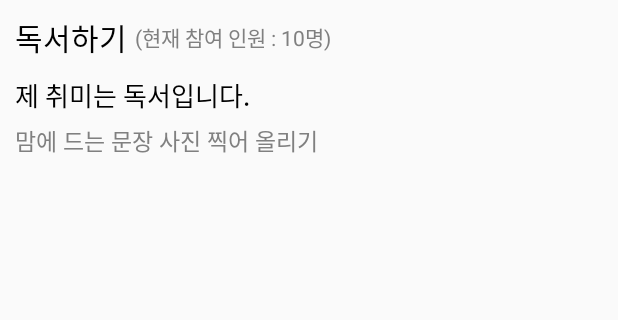
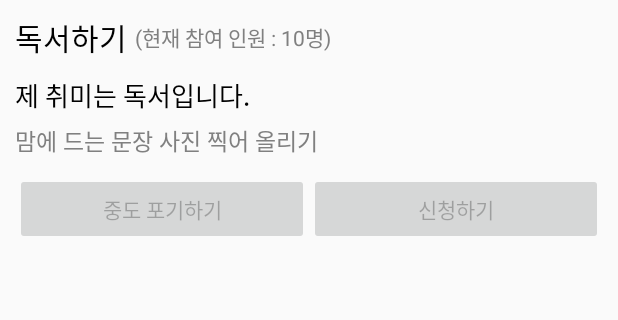
Before and after one commit to ckck0425/Daily10Min_200824__, an Android app: the layout activity_view_project_detail.xml on its own in the app's theme, with its tools: preview values and no code run, on a phone screen of 412 x 824 dp, the part 300-620 px from its top. Run offline under Robolectric (Android 15) with nearby library versions, the phone set to English and light mode, and no system bars.

Commit message:
프로젝트 최근 시도 상태 파싱

```diff
--- a/app/src/main/java/kr/co/tjoeun/daily10min_200824/datas/Project.kt
+++ b/app/src/main/java/kr/co/tjoeun/daily10min_200824/datas/Project.kt
@@ -11,6 +11,7 @@ class Project : Serializable {
     var description = ""
     var proofMethod = ""
     var onGoingMemberCount = 0
+    var myLastStatus : String? = null
 
     companion object {
 
@@ -26,6 +27,14 @@ class Project : Serializable {
             project.proofMethod = json.getString("proof_method")
             project.onGoingMemberCount = json.getInt("ongoing_users_count")
 
+//            서버에서 주는 데이터가 null 일 수 있거나
+//            아예 상황에 따라 첨부되지 않을 수도 있는 항목은
+//            isNull로 체크해서, null 이 아닐때만 파싱하는게 앱의 안정성을 높힌다.
+
+            if (!json.isNull("my_last_status")) {
+                project.myLastStatus = json.getString("my_last_status")
+            }
+
             return project
         }
     }
--- a/app/src/main/res/layout/activity_view_project_detail.xml
+++ b/app/src/main/res/layout/activity_view_project_detail.xml
@@ -70,5 +70,30 @@
 
     </LinearLayout>
 
+    <LinearLayout
+        android:layout_width="match_parent"
+        android:layout_height="wrap_content"
+        android:orientation="horizontal"
+        android:padding="10dp">
+
+        <Button
+            android:id="@+id/giveUpBtn"
+            android:enabled="false"
+            android:layout_width="0dp"
+            android:layout_height="wrap_content"
+            android:layout_weight="1"
+            android:text="중도 포기하기" />
+
+        <Button
+            android:id="@+id/applyBtn"
+            android:enabled="false"
+            android:layout_width="0dp"
+            android:layout_height="wrap_content"
+            android:layout_weight="1"
+            android:text="신청하기" />
+
+
+    </LinearLayout>
+
 
 </LinearLayout>
```
